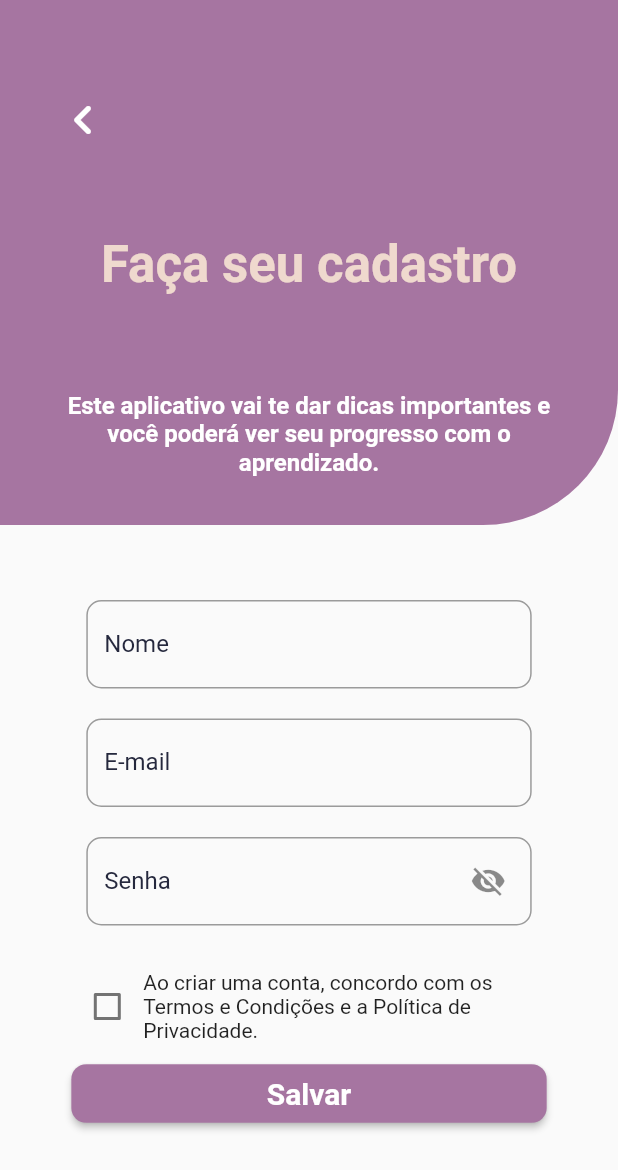
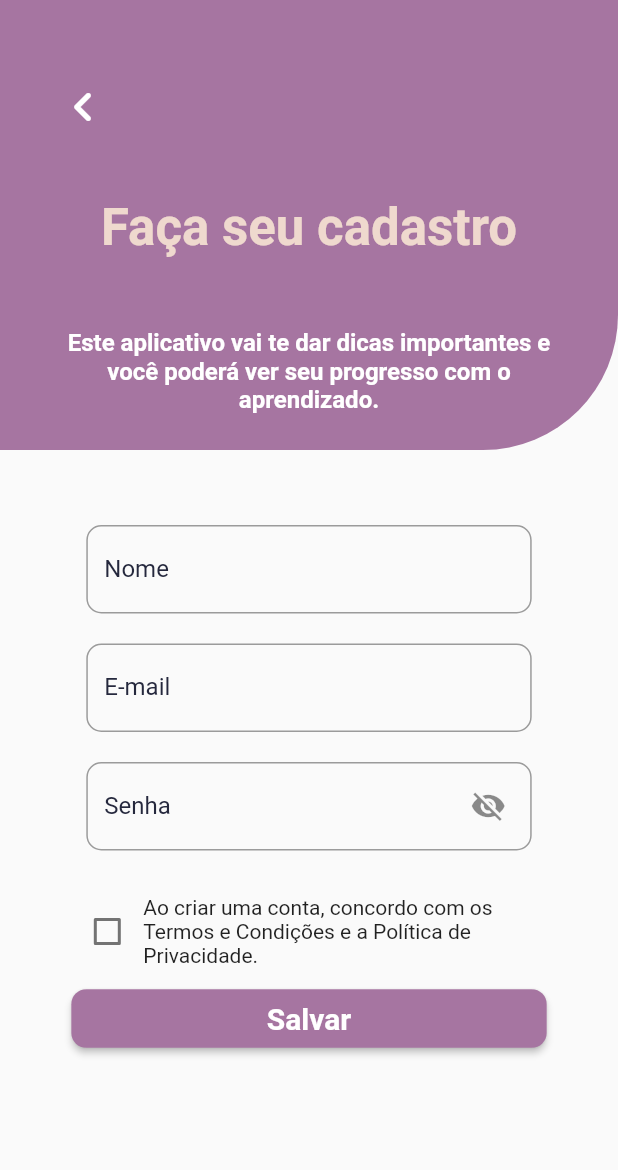
Before and after one commit to CruzLucass/Wood-Analyzer-App, a Flutter app: the screen it shows after launch, after a tap on "Entrar", after a tap on "Faça seu cadastro", on a phone screen of 412 x 824 dp. Shown: the top 1170 px of the screen. Run offline on Flutter 3.47's test engine with Material 2 defaults, Android fonts, the phone set to English and light mode, and no system bars; our stand-ins replace camera, firebase_auth, firebase_core, get; accounts and stored records are empty.

Commit message:
ajustes na tela de login e detalhes do app

```diff
--- a/lib/screens/login_screen.dart
+++ b/lib/screens/login_screen.dart
@@ -6,7 +6,6 @@ import 'package:wood_analyzer/auth/authentication.dart';
 import 'package:wood_analyzer/routes/routes.dart';
 import 'package:wood_analyzer/utils/app_colors.dart';
 import 'package:wood_analyzer/utils/dimensions.dart';
-import 'package:wood_analyzer/utils/app_colors.dart';
 
 class LoginScreen extends StatefulWidget {
   const LoginScreen({Key? key}) : super(key: key);
@@ -16,8 +15,6 @@ class LoginScreen extends StatefulWidget {
 }
 
 class _LoginScreenState extends State<LoginScreen> {
-  @override
-  Widget build(BuildContext context) {
   bool _passwordVisible = false;
 
   String? _password;
@@ -25,12 +22,18 @@ class _LoginScreenState extends State<LoginScreen> {
 
   final _formKey = GlobalKey<FormState>();
 
+  @override
+  Widget build(BuildContext context) {
     return Scaffold(
       floatingActionButton: FloatingActionButton(
         onPressed: () {
           Get.offNamed(Routes.initial);
         },
-         child: const Icon(Icons.question_mark, color: AppColors.mainColor),
+        child: Icon(
+          Icons.info_outlined,
+          color: AppColors.mainColor,
+          size: 35,
+        ),
         backgroundColor: Colors.white,
       ),
       backgroundColor: AppColors.lilasColor,
@@ -126,13 +129,11 @@ class _LoginScreenState extends State<LoginScreen> {
                       suffixIcon: Padding(
                         child: IconButton(
                           icon: Icon(
-                              // Based on passwordVisible state choose the icon
                             _passwordVisible
                                 ? Icons.visibility
                                 : Icons.visibility_off,
                           ),
                           onPressed: () {
-                              // Update the state i.e. toogle the state of passwordVisible variable
                             setState(() {
                               _passwordVisible = !_passwordVisible;
                             });
@@ -244,8 +245,7 @@ class _LoginScreenState extends State<LoginScreen> {
             ],
           ),
         ],
-        )
-      ),
+      )),
     );
   }
 }
--- a/lib/screens/pacient_info_screen.dart
+++ b/lib/screens/pacient_info_screen.dart
@@ -1,6 +1,7 @@
 // ignore_for_file: prefer_const_constructors
 
 import 'package:flutter/material.dart';
+import 'package:wood_analyzer/routes/routes.dart';
 import 'package:wood_analyzer/utils/dimensions.dart';
 import 'package:wood_analyzer/widgets/button_widget.dart';
 import 'package:wood_analyzer/widgets/input_form_widget.dart';
@@ -50,7 +51,7 @@ class _PacientInfoScreenState extends State<PacientInfoScreen> {
                   ),
                   ButtonWidget(
                     text: 'SALVAR',
-                    route: '/analysis_info',
+                    route: Routes.analysisInfo,
                   ),
                 ],
               ),
--- a/lib/screens/signup_screen.dart
+++ b/lib/screens/signup_screen.dart
@@ -33,7 +33,7 @@ class _SignupScreenState extends State<SignupScreen> {
           children: [
             Container(
               width: double.infinity,
-              height: 350,
+              height: 300,
               decoration: BoxDecoration(
                 color: AppColors.lilasColor,
                 borderRadius: BorderRadius.only(
--- a/lib/widgets/button_widget.dart
+++ b/lib/widgets/button_widget.dart
@@ -1,4 +1,5 @@
 import 'package:flutter/material.dart';
+import 'package:get/get.dart';
 import 'package:wood_analyzer/utils/dimensions.dart';
 
 class ButtonWidget extends StatelessWidget {
@@ -19,7 +20,7 @@ class ButtonWidget extends StatelessWidget {
         ),
       ),
       onPressed: () {
-        Navigator.pushNamed(context, route);
+        Get.offNamed(route);
       },
       child: Text(
         text,
```
Also changed, not shown: lib/screens/home_screen.dart (+16 -2 lines), 1 other file. Lines whose indentation alone changed are shown as unchanged.
